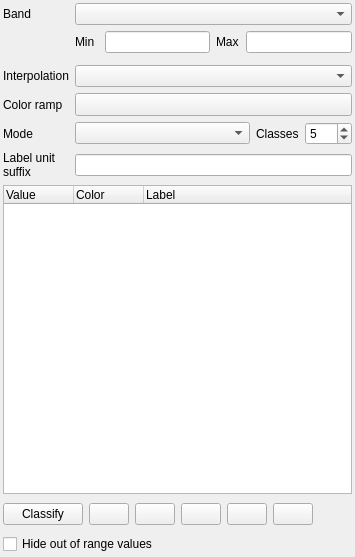
The window that src/ui/qgssinglebandpseudocolorrendererwidgetbase.ui (qgis/QGIS) describes before a commit, drawn with Qt 5.
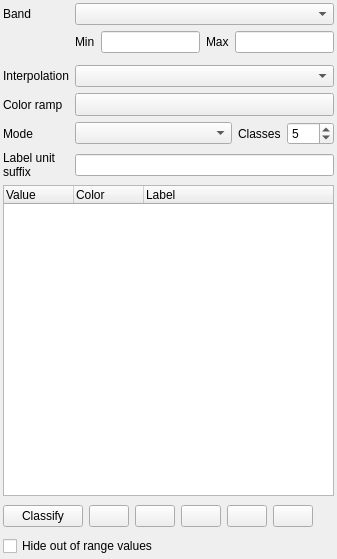
The same window after the commit. Icons and pictures are not drawn. Custom widgets are drawn as their Qt base class.

Commit message: Cleans move min and max widgets to horizontal layout remove unneccessary columns

What changed in the file:
```diff
--- a/src/ui/qgssinglebandpseudocolorrendererwidgetbase.ui
+++ b/src/ui/qgssinglebandpseudocolorrendererwidgetbase.ui
@@ -6,8 +6,8 @@
    <rect>
     <x>0</x>
     <y>0</y>
-    <width>355</width>
-    <height>557</height>
+    <width>337</width>
+    <height>559</height>
    </rect>
   </property>
   <property name="windowTitle">
@@ -17,7 +17,107 @@
    <property name="margin">
     <number>3</number>
    </property>
-   <item row="5" column="1" colspan="4">
+   <item row="0" column="0">
+    <widget class="QLabel" name="mBandLabel">
+     <property name="text">
+      <string>Band</string>
+     </property>
+    </widget>
+   </item>
+   <item row="4" column="0">
+    <widget class="QLabel" name="mColorInterpolationLabel">
+     <property name="text">
+      <string>Interpolation</string>
+     </property>
+    </widget>
+   </item>
+   <item row="6" column="0">
+    <widget class="QLabel" name="mClassificationModeLabel">
+     <property name="text">
+      <string>Mode</string>
+     </property>
+    </widget>
+   </item>
+   <item row="9" column="0">
+    <widget class="QLabel" name="mUnitLabel">
+     <property name="text">
+      <string>Label unit
+suffix</string>
+     </property>
+    </widget>
+   </item>
+   <item row="5" column="0">
+    <widget class="QLabel" name="mColorInterpolationLabel_2">
+     <property name="text">
+      <string>Color ramp</string>
+     </property>
+    </widget>
+   </item>
+   <item row="0" column="1">
+    <widget class="QgsRasterBandComboBox" name="mBandComboBox"/>
+   </item>
+   <item row="1" column="1">
+    <layout class="QHBoxLayout" name="minMaxHorizontalLayout">
+     <item>
+      <widget class="QLabel" name="mMinLabel">
+       <property name="sizePolicy">
+        <sizepolicy hsizetype="Preferred" vsizetype="Fixed">
+         <horstretch>0</horstretch>
+         <verstretch>0</verstretch>
+        </sizepolicy>
+       </property>
+       <property name="text">
+        <string>Min</string>
+       </property>
+      </widget>
+     </item>
+     <item>
+      <widget class="QLineEdit" name="mMinLineEdit"/>
+     </item>
+     <item>
+      <widget class="QLabel" name="mMaxLabel">
+       <property name="sizePolicy">
+        <sizepolicy hsizetype="Preferred" vsizetype="Fixed">
+         <horstretch>0</horstretch>
+         <verstretch>0</verstretch>
+        </sizepolicy>
+       </property>
+       <property name="text">
+        <string>Max</string>
+       </property>
+      </widget>
+     </item>
+     <item>
+      <widget class="QLineEdit" name="mMaxLineEdit"/>
+     </item>
+    </layout>
+   </item>
+   <item row="4" column="1">
+    <widget class="QComboBox" name="mColorInterpolationComboBox"/>
+   </item>
+   <item row="5" column="1">
+    <widget class="QgsColorRampButton" name="btnColorRamp">
+     <property name="sizePolicy">
+      <sizepolicy hsizetype="Expanding" vsizetype="Fixed">
+       <horstretch>0</horstretch>
+       <verstretch>0</verstretch>
+      </sizepolicy>
+     </property>
+     <property name="minimumSize">
+      <size>
+       <width>120</width>
+       <height>0</height>
+      </size>
+     </property>
+     <property name="maximumSize">
+      <size>
+       <width>16777215</width>
+       <height>16777215</height>
+      </size>
+     </property>
+    </widget>
+   </item>
+   <item row="6" column="1">
     <layout class="QHBoxLayout" name="horizontalLayout">
      <item>
       <widget class="QComboBox" name="mClassificationModeComboBox">
@@ -57,7 +157,14 @@
      </item>
     </layout>
    </item>
-   <item row="9" column="0" colspan="5">
+   <item row="9" column="1">
+    <widget class="QLineEdit" name="mUnitLineEdit">
+     <property name="toolTip">
+      <string>Unit suffix</string>
+     </property>
+    </widget>
+   </item>
+   <item row="10" column="0" colspan="2">
     <widget class="QTreeWidget" name="mColormapTreeWidget">
      <property name="sizePolicy">
       <sizepolicy hsizetype="Expanding" vsizetype="Expanding">
@@ -97,70 +204,7 @@
      </column>
     </widget>
    </item>
-   <item row="4" column="1" colspan="4">
-    <widget class="QgsColorRampButton" name="btnColorRamp">
-     <property name="sizePolicy">
-      <sizepolicy hsizetype="Expanding" vsizetype="Fixed">
-       <horstretch>0</horstretch>
-       <verstretch>0</verstretch>
-      </sizepolicy>
-     </property>
-     <property name="minimumSize">
-      <size>
-       <width>120</width>
-       <height>0</height>
-      </size>
-     </property>
-     <property name="maximumSize">
-      <size>
-       <width>16777215</width>
-       <height>16777215</height>
-      </size>
-     </property>
-    </widget>
-   </item>
-   <item row="3" column="0">
-    <widget class="QLabel" name="mColorInterpolationLabel">
-     <property name="text">
-      <string>Interpolation</string>
-     </property>
-    </widget>
-   </item>
-   <item row="3" column="1" colspan="4">
-    <widget class="QComboBox" name="mColorInterpolationComboBox"/>
-   </item>
-   <item row="1" column="4">
-    <widget class="QLineEdit" name="mMaxLineEdit"/>
-   </item>
-   <item row="8" column="0">
-    <widget class="QLabel" name="mUnitLabel">
-     <property name="text">
-      <string>Label unit
-suffix</string>
-     </property>
-    </widget>
-   </item>
-   <item row="1" column="2">
-    <widget class="QLineEdit" name="mMinLineEdit"/>
-   </item>
-   <item row="8" column="1" colspan="4">
-    <widget class="QLineEdit" name="mUnitLineEdit">
-     <property name="toolTip">
-      <string>Unit suffix</string>
-     </property>
-    </widget>
-   </item>
-   <item row="12" column="0" colspan="5">
-    <widget class="QCheckBox" name="mClipCheckBox">
-     <property name="toolTip">
-      <string>If checked, any pixels with a value out of range will not be rendered</string>
-     </property>
-     <property name="text">
-      <string>Hide out of range values</string>
-     </property>
-    </widget>
-   </item>
-   <item row="11" column="0" colspan="5">
+   <item row="12" column="0" colspan="2">
     <layout class="QHBoxLayout" name="horizontalLayout_3">
      <item>
       <widget class="QPushButton" name="mClassifyButton">
@@ -242,59 +286,19 @@
      </item>
     </layout>
    </item>
-   <item row="1" column="3">
-    <widget class="QLabel" name="mMaxLabel">
-     <property name="sizePolicy">
-      <sizepolicy hsizetype="MinimumExpanding" vsizetype="Fixed">
-       <horstretch>0</horstretch>
-       <verstretch>0</verstretch>
-      </sizepolicy>
+   <item row="13" column="0" colspan="2">
+    <widget class="QCheckBox" name="mClipCheckBox">
+     <property name="toolTip">
+      <string>If checked, any pixels with a value out of range will not be rendered</string>
      </property>
      <property name="text">
-      <string>Max</string>
+      <string>Hide out of range values</string>
      </property>
     </widget>
    </item>
-   <item row="4" column="0">
-    <widget class="QLabel" name="mColorInterpolationLabel_2">
-     <property name="text">
-      <string>Color ramp</string>
-     </property>
-    </widget>
-   </item>
-   <item row="1" column="1">
-    <widget class="QLabel" name="mMinLabel">
-     <property name="sizePolicy">
-      <sizepolicy hsizetype="MinimumExpanding" vsizetype="Fixed">
-       <horstretch>0</horstretch>
-       <verstretch>0</verstretch>
-      </sizepolicy>
-     </property>
-     <property name="text">
-      <string>Min</string>
-     </property>
-    </widget>
-   </item>
-   <item row="0" column="1" colspan="4">
-    <widget class="QgsRasterBandComboBox" name="mBandComboBox"/>
-   </item>
-   <item row="2" column="0" colspan="5">
+   <item row="2" column="0" colspan="2">
     <widget class="QWidget" name="mMinMaxContainerWidget" native="true"/>
    </item>
-   <item row="0" column="0">
-    <widget class="QLabel" name="mBandLabel">
-     <property name="text">
-      <string>Band</string>
-     </property>
-    </widget>
-   </item>
-   <item row="5" column="0">
-    <widget class="QLabel" name="mClassificationModeLabel">
-     <property name="text">
-      <string>Mode</string>
-     </property>
-    </widget>
-   </item>
   </layout>
  </widget>
  <customwidgets>
```
Left out of the diff: 2 changed lines with no effect on the pictures.
